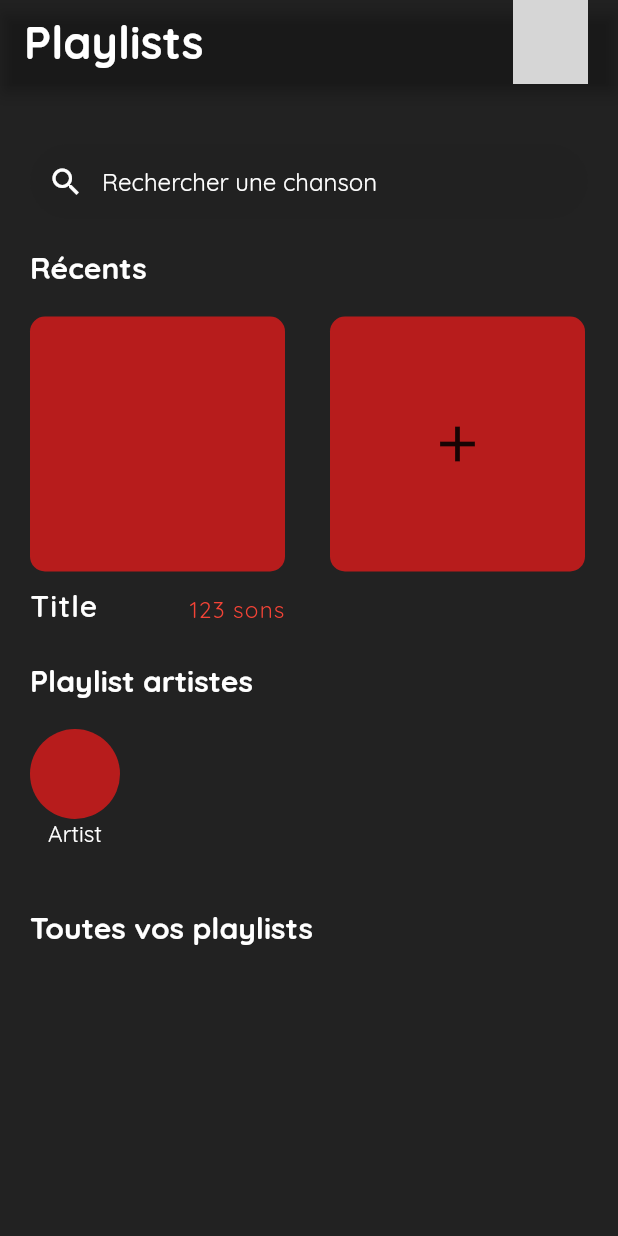
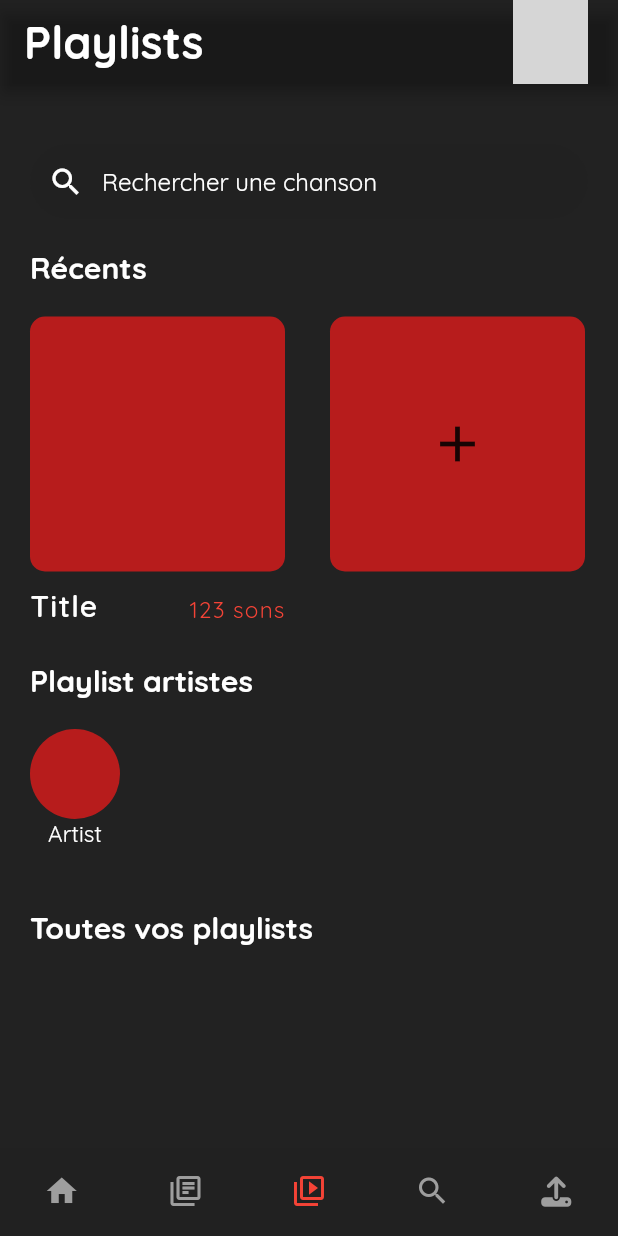
Before and after one commit to eliotfgn/miziki, a Flutter app: the screen it shows after launch, on a phone screen of 412 x 824 dp. Run offline on Flutter 3.47's test engine with Material 2 defaults, Android fonts, the phone set to English and light mode, and no system bars; our stand-ins replace dio, font_awesome_flutter, google_fonts, just_audio; network calls fail; grey boxes are pictures that could not be loaded.

Commit message:
add bottom navigation bar to playlists screen

```diff
--- a/lib/screens/playlists_screen.dart
+++ b/lib/screens/playlists_screen.dart
@@ -1,5 +1,6 @@
 import 'package:flutter/material.dart';
 import 'package:music_streaming_app/screens/playlist_details_screen.dart';
+import 'package:music_streaming_app/widgets/bottom_navigation.dart';
 
 import '../models/playlist.dart';
 import '../services/playlist_service.dart';
@@ -206,6 +207,7 @@ class _PlaylistsScreenState extends State<PlaylistsScreen> {
               playlists.map((playlist) => PlaylistWidget(playlist)).toList(),
         ),
       ]),
+      bottomNavigationBar: BottomNavigation(2),
     );
   }
 }
```
